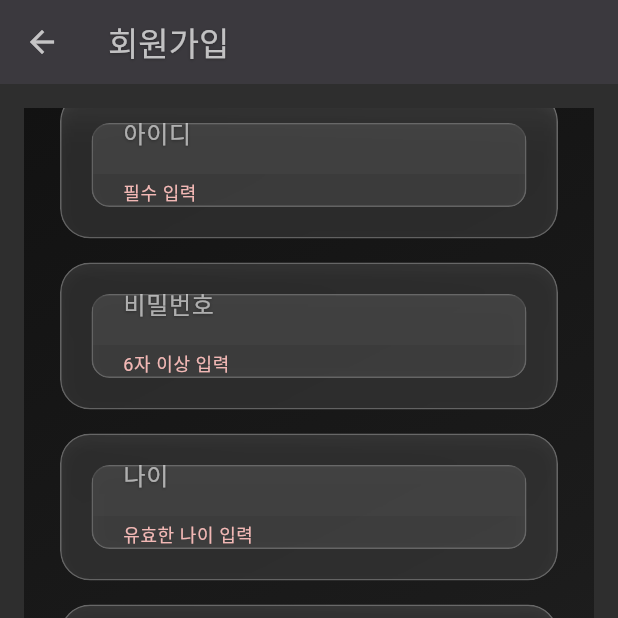
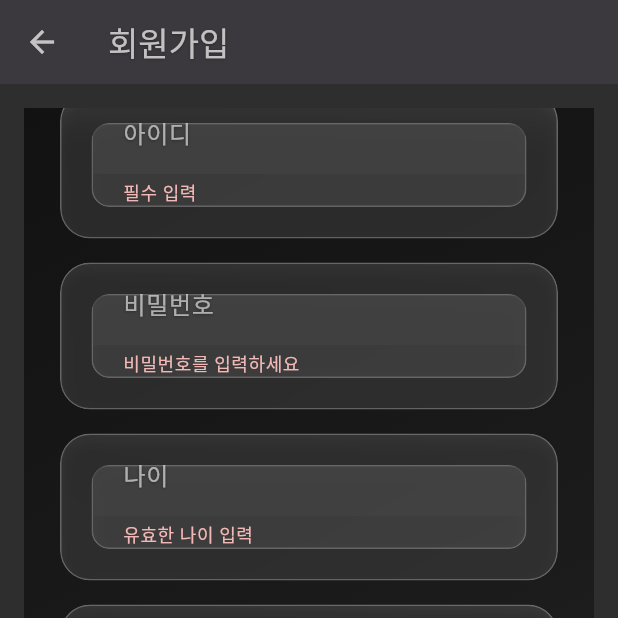
Before and after one commit to baskduf/tori_frontend, a Flutter app: the SignUpScreen screen opened by its route, scrolled down 35 dp, after a tap on "회원가입", on a phone screen of 412 x 824 dp, the top half of it. Run offline on Flutter 3.47's test engine with Material 3 defaults, Android fonts, the phone set to English and light mode, and no system bars; our stand-ins replace flutter_secure_storage, image_picker; missing offline and left inert: flutter_webrtc, recaptcha_v3; accounts and stored records are empty; network calls fail.

Commit message:
add : login, signup validation

```diff
--- a/lib/screens/signup_screen.dart
+++ b/lib/screens/signup_screen.dart
@@ -101,8 +101,8 @@ class _SignUpScreenState extends State<SignUpScreen> with SingleTickerProviderSt
         return;
       }
 
-      // 토큰을 포함하여 실제 회원가입 API 호출
-      bool success = await _apiService.signup(
+      // 서버 응답 문자열 반환하도록 signup 수정
+      String respStr = await _apiService.signup(
         username: _usernameController.text.trim(),
         password: _passwordController.text,
         age: int.tryParse(_ageController.text) ?? 18,
@@ -115,18 +115,27 @@ class _SignUpScreenState extends State<SignUpScreen> with SingleTickerProviderSt
       _animController.stop();
       setState(() => _isLoading = false);
 
-      if (success) {
-        if (!mounted) return;
-        ScaffoldMessenger.of(context).showSnackBar(
-          const SnackBar(content: Text('회원가입 성공! 로그인하세요')),
-        );
-        Navigator.pushReplacementNamed(context, '/login');
-      } else {
-        if (!mounted) return;
-        ScaffoldMessenger.of(context).showSnackBar(
-          const SnackBar(content: Text('회원가입 실패')),
-        );
-      }
+      if (!mounted) return;
+
+      // 서버 응답을 팝업으로 표시
+      showDialog(
+        context: context,
+        builder: (context) => AlertDialog(
+          title: const Text('회원가입 결과'),
+          content: Text(respStr),
+          actions: [
+            TextButton(
+              onPressed: () {
+                Navigator.pop(context);
+                if (respStr.contains('성공')) {
+                  Navigator.pushReplacementNamed(context, '/login');
+                }
+              },
+              child: const Text('확인'),
+            ),
+          ],
+        ),
+      );
     } catch (e) {
       _animController.stop();
       setState(() => _isLoading = false);
@@ -137,6 +146,7 @@ class _SignUpScreenState extends State<SignUpScreen> with SingleTickerProviderSt
       );
     }
   }
+
 
   Widget _glassContainer({required Widget child, EdgeInsetsGeometry? padding}) {
     return ClipRRect(
@@ -256,7 +266,7 @@ class _SignUpScreenState extends State<SignUpScreen> with SingleTickerProviderSt
                       hint: '비밀번호',
                       controller: _passwordController,
                       obscure: true,
-                      validator: (val) => val == null || val.length < 6 ? '6자 이상 입력' : null,
+                      validator: (val) => _apiService.passwordValidator(val),
                     ),
                   ),
                   const SizedBox(height: 16),
```
Also changed, not shown: lib/screens/login_screen.dart (+14 -3 lines), lib/services/auth_service.dart (+45 -13 lines).
